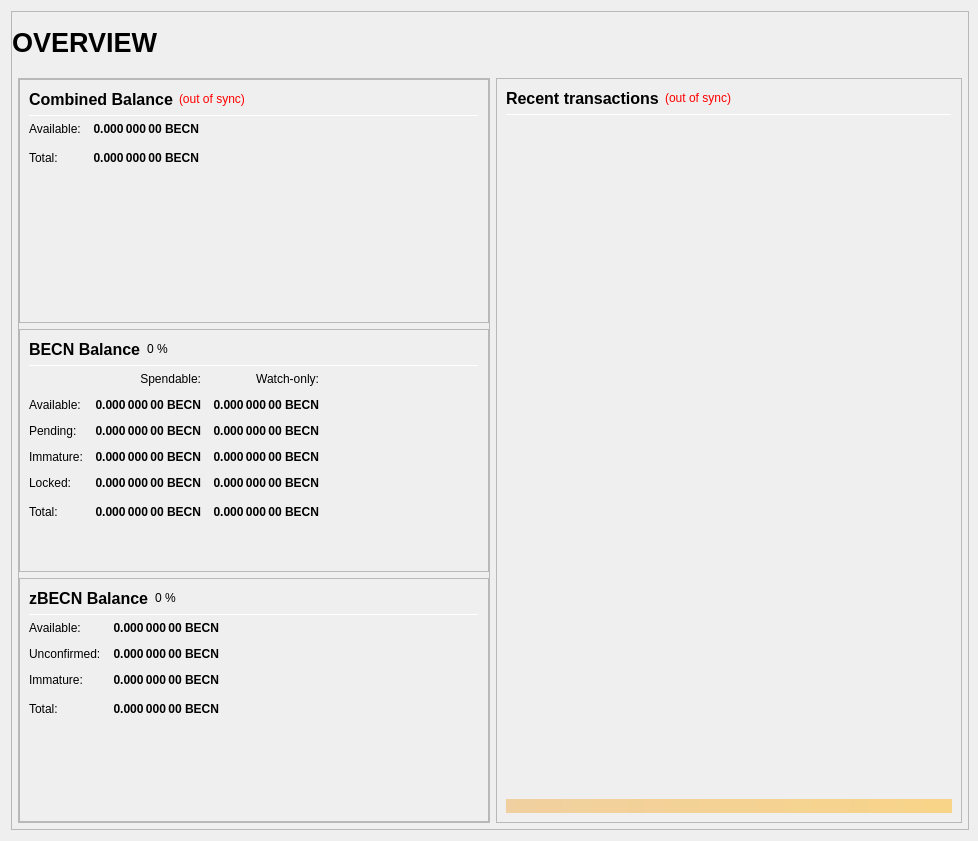
Old version of the form src/qt/forms/overviewpage.ui in the repository MotoAcidic/Altbet-2.0.0.0.
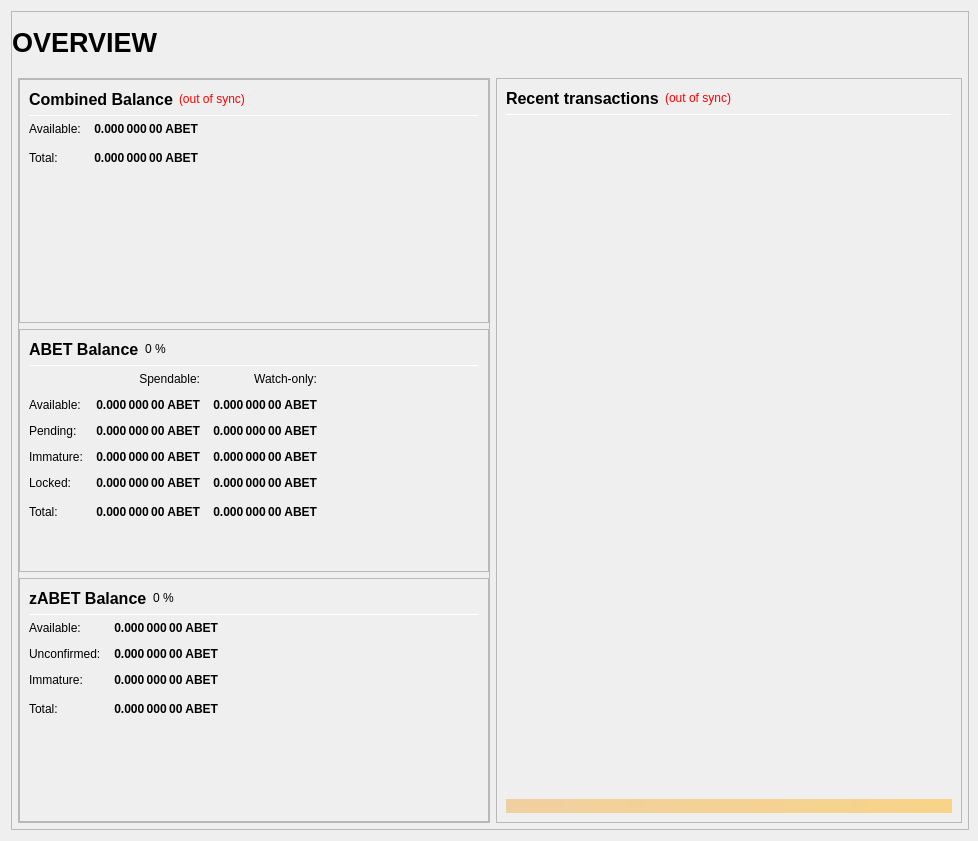
New version of the form.

Diff of the .ui file:
```diff
--- a/src/qt/forms/overviewpage.ui
+++ b/src/qt/forms/overviewpage.ui
@@ -306,7 +306,7 @@
                           <string>Your current spendable balance</string>
                          </property>
                          <property name="text">
-                          <string notr="true">0.000 000 00 BECN</string>
+                          <string notr="true">0.000 000 00 ABET</string>
                          </property>
                          <property name="alignment">
                           <set>Qt::AlignRight|Qt::AlignTrailing|Qt::AlignVCenter</set>
@@ -338,7 +338,7 @@
                           <string>Total Balance, including all unavailable coins.</string>
                          </property>
                          <property name="text">
-                          <string notr="true">0.000 000 00 BECN</string>
+                          <string notr="true">0.000 000 00 ABET</string>
                          </property>
                          <property name="alignment">
                           <set>Qt::AlignRight|Qt::AlignTrailing|Qt::AlignVCenter</set>
@@ -406,7 +406,7 @@
                           </font>
                          </property>
                          <property name="text">
-                          <string>BECN Balance</string>
+                          <string>ABET Balance</string>
                          </property>
                         </widget>
                        </item>
@@ -498,7 +498,7 @@
                           <string>Your current spendable balance</string>
                          </property>
                          <property name="text">
-                          <string notr="true">0.000 000 00 BECN</string>
+                          <string notr="true">0.000 000 00 ABET</string>
                          </property>
                          <property name="alignment">
                           <set>Qt::AlignRight|Qt::AlignTrailing|Qt::AlignVCenter</set>
@@ -523,7 +523,7 @@
                           <string>Your current balance in watch-only addresses</string>
                          </property>
                          <property name="text">
-                          <string notr="true">0.000 000 00 BECN</string>
+                          <string notr="true">0.000 000 00 ABET</string>
                          </property>
                          <property name="alignment">
                           <set>Qt::AlignRight|Qt::AlignTrailing|Qt::AlignVCenter</set>
@@ -555,7 +555,7 @@
                           <string>Total of transactions that have yet to be confirmed, and do not yet count toward the spendable balance</string>
                          </property>
                          <property name="text">
-                          <string notr="true">0.000 000 00 BECN</string>
+                          <string notr="true">0.000 000 00 ABET</string>
                          </property>
                          <property name="alignment">
                           <set>Qt::AlignRight|Qt::AlignTrailing|Qt::AlignVCenter</set>
@@ -580,7 +580,7 @@
                           <string>Unconfirmed transactions to watch-only addresses</string>
                          </property>
                          <property name="text">
-                          <string notr="true">0.000 000 00 BECN</string>
+                          <string notr="true">0.000 000 00 ABET</string>
                          </property>
                          <property name="alignment">
                           <set>Qt::AlignRight|Qt::AlignTrailing|Qt::AlignVCenter</set>
@@ -612,7 +612,7 @@
                           <string>Staked or masternode rewards that has not yet matured</string>
                          </property>
                          <property name="text">
-                          <string notr="true">0.000 000 00 BECN</string>
+                          <string notr="true">0.000 000 00 ABET</string>
                          </property>
                          <property name="alignment">
                           <set>Qt::AlignRight|Qt::AlignTrailing|Qt::AlignVCenter</set>
@@ -637,7 +637,7 @@
                           <string>Staked or masternode rewards in watch-only addresses that has not yet matured</string>
                          </property>
                          <property name="text">
-                          <string notr="true">0.000 000 00 BECN</string>
+                          <string notr="true">0.000 000 00 ABET</string>
                          </property>
                          <property name="alignment">
                           <set>Qt::AlignRight|Qt::AlignTrailing|Qt::AlignVCenter</set>
@@ -672,7 +672,7 @@
                           <string>Locked BECN or Masternode collaterals. These are excluded from zBECN minting.</string>
                          </property>
                          <property name="text">
-                          <string notr="true">0.000 000 00 BECN</string>
+                          <string notr="true">0.000 000 00 ABET</string>
                          </property>
                          <property name="alignment">
                           <set>Qt::AlignRight|Qt::AlignTrailing|Qt::AlignVCenter</set>
@@ -697,7 +697,7 @@
                           <string>Current locked balance in watch-only addresses</string>
                          </property>
                          <property name="text">
-                          <string notr="true">0.000 000 00 BECN</string>
+                          <string notr="true">0.000 000 00 ABET</string>
                          </property>
                          <property name="alignment">
                           <set>Qt::AlignRight|Qt::AlignTrailing|Qt::AlignVCenter</set>
@@ -732,7 +732,7 @@
                           <string>Your current BECN balance, unconfirmed and immature transactions included</string>
                          </property>
                          <property name="text">
-                          <string notr="true">0.000 000 00 BECN</string>
+                          <string notr="true">0.000 000 00 ABET</string>
                          </property>
                          <property name="alignment">
                           <set>Qt::AlignRight|Qt::AlignTrailing|Qt::AlignVCenter</set>
@@ -757,7 +757,7 @@
                           <string>Current total balance in watch-only addresses</string>
                          </property>
                          <property name="text">
-                          <string notr="true">0.000 000 00 BECN</string>
+                          <string notr="true">0.000 000 00 ABET</string>
                          </property>
                          <property name="alignment">
                           <set>Qt::AlignRight|Qt::AlignTrailing|Qt::AlignVCenter</set>
@@ -825,7 +825,7 @@
                           </font>
                          </property>
                          <property name="text">
-                          <string>zBECN Balance</string>
+                          <string>zABET Balance</string>
                          </property>
                         </widget>
                        </item>
@@ -899,7 +899,7 @@
 These zBECN are spendable.</string>
                          </property>
                          <property name="text">
-                          <string notr="true">0.000 000 00 BECN</string>
+                          <string notr="true">0.000 000 00 ABET</string>
                          </property>
                          <property name="alignment">
                           <set>Qt::AlignRight|Qt::AlignTrailing|Qt::AlignVCenter</set>
@@ -930,7 +930,7 @@
 Immature: confirmed, but less than 1 mint of the same denomination after it was minted</string>
                          </property>
                          <property name="text">
-                          <string notr="true">0.000 000 00 BECN</string>
+                          <string notr="true">0.000 000 00 ABET</string>
                          </property>
                          <property name="alignment">
                           <set>Qt::AlignRight|Qt::AlignTrailing|Qt::AlignVCenter</set>
@@ -961,7 +961,7 @@
 Immature: confirmed, but less than 1 mint of the same denomination after it was minted</string>
                          </property>
                          <property name="text">
-                          <string notr="true">0.000 000 00 BECN</string>
+                          <string notr="true">0.000 000 00 ABET</string>
                          </property>
                          <property name="alignment">
                           <set>Qt::AlignRight|Qt::AlignTrailing|Qt::AlignVCenter</set>
@@ -993,7 +993,7 @@
                           <string>Your current zBECN balance, unconfirmed and immature zBECN included.</string>
                          </property>
                          <property name="text">
-                          <string notr="true">0.000 000 00 BECN</string>
+                          <string notr="true">0.000 000 00 ABET</string>
                          </property>
                          <property name="alignment">
                           <set>Qt::AlignRight|Qt::AlignTrailing|Qt::AlignVCenter</set>
```
Left out of the diff: 24 changed lines with no effect on the pictures.
